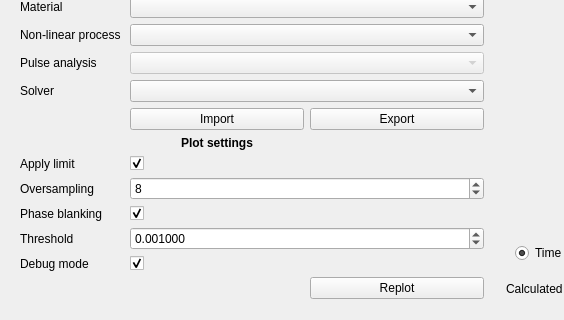
The window that las_dispersion_scan/ui/main.ui (slactjohnson/las-dispersion-scan) describes before a commit, drawn with Qt 5; both pictures show x 0 to 564 and y 458 to 778 of the 985 by 778 pixel window.
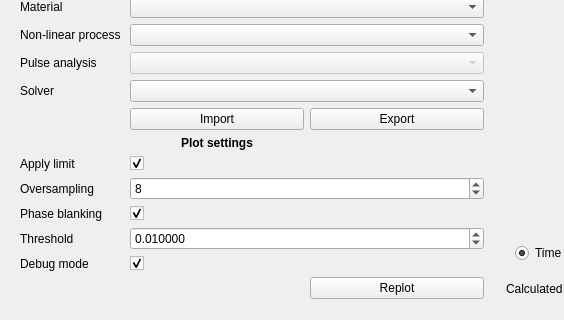
The same window after the commit. Custom widgets are drawn as their Qt base class.

The edit to the form file:
```diff
--- a/las_dispersion_scan/ui/main.ui
+++ b/las_dispersion_scan/ui/main.ui
@@ -142,7 +142,7 @@
           <double>100000.000000000000000</double>
          </property>
          <property name="value">
-          <double>0.001000000000000</double>
+          <double>0.010000000000000</double>
          </property>
         </widget>
        </item>
```
